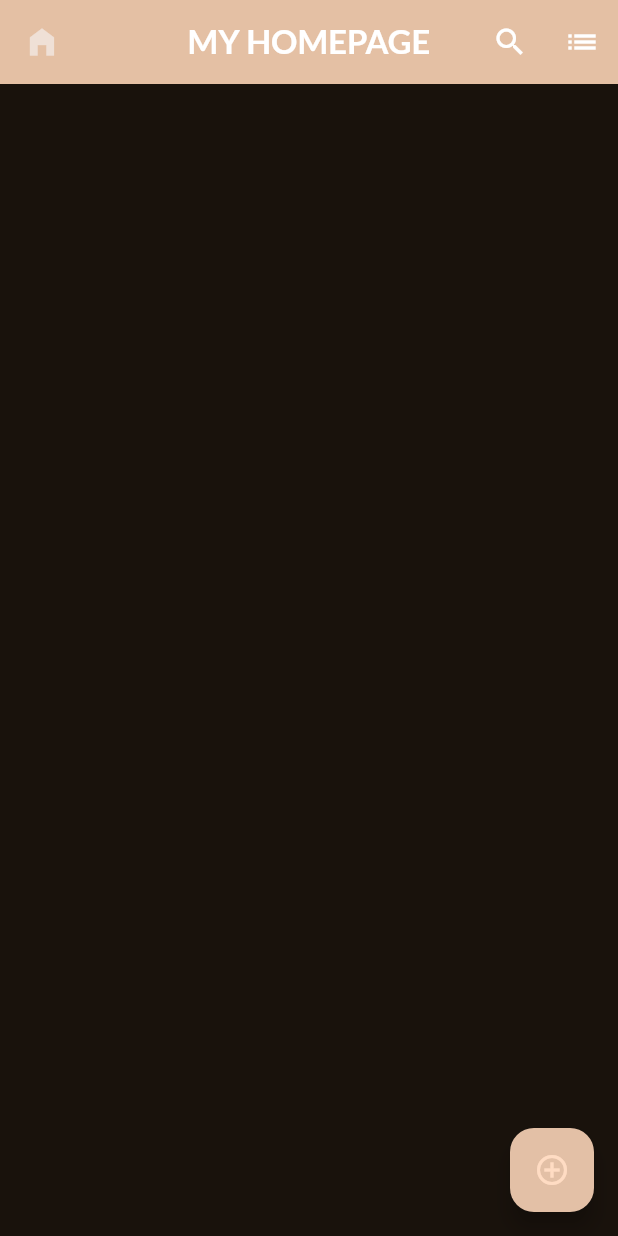
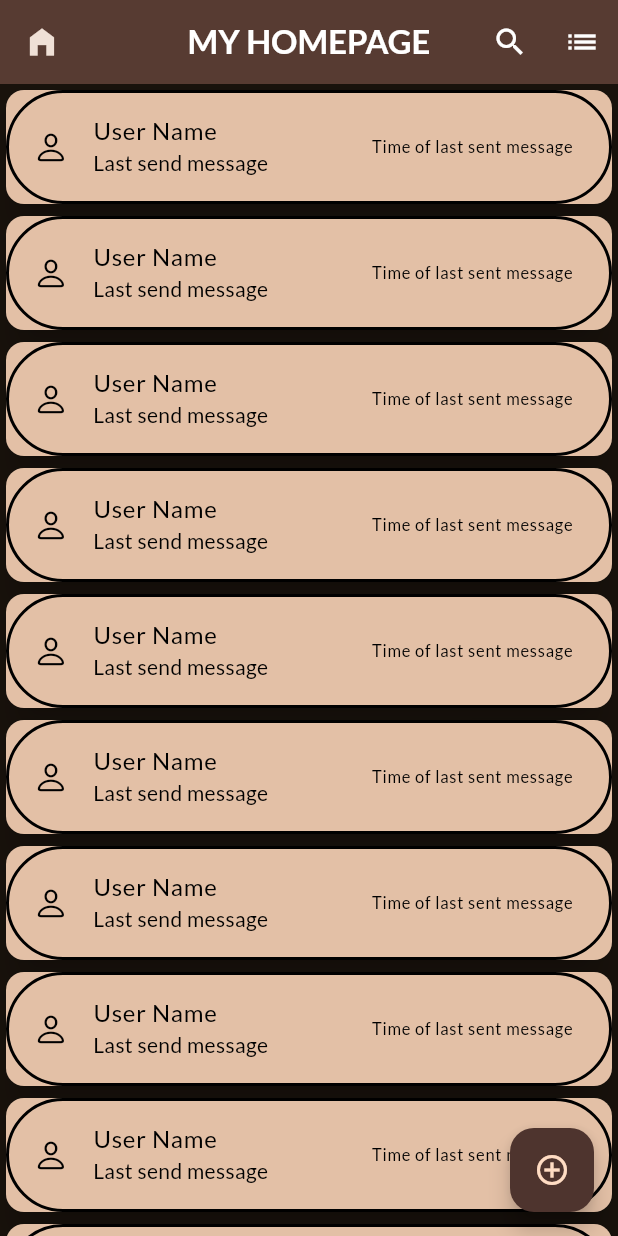
Before and after one commit to Sampurn44/Trustique, a Flutter app: the start screen opened directly, on a phone screen of 412 x 824 dp. Run offline on Flutter 3.47's test engine with Material 2 defaults, Android fonts, the phone set to English and light mode, and no system bars; our stand-ins replace firebase_auth, firebase_core, google_fonts, google_sign_in; accounts and stored records are empty.

Commit message:
Update appbar theme & addlist view with user card

```diff
--- a/lib/Screens/splash_screen.dart
+++ b/lib/Screens/splash_screen.dart
@@ -24,6 +24,7 @@ class _SplashScreenState extends State<SplashScreen> {
       SystemChrome.setSystemUIOverlayStyle(SystemUiOverlayStyle(
           statusBarColor: Theme.of(context).colorScheme.secondary));
       if (FirebaseAuth.instance.currentUser != null) {
+        log('\nUser: ${FirebaseAuth.instance.currentUser}');
         Navigator.push(
             context, MaterialPageRoute(builder: (_) => const start()));
       } else {
--- a/lib/Screens/start.dart
+++ b/lib/Screens/start.dart
@@ -1,4 +1,5 @@
 import 'package:flutter/material.dart';
+import 'package:trustique/Widgets/usercard.dart';
 
 class start extends StatefulWidget {
   const start({super.key});
@@ -12,7 +13,7 @@ class _startState extends State<start> {
   Widget build(BuildContext context) {
     return Scaffold(
         appBar: AppBar(
-        backgroundColor: Theme.of(context).colorScheme.secondary,
+          backgroundColor: Colors.brown[800],
           centerTitle: true,
           elevation: 1,
           leading: const Icon(Icons.home_filled),
@@ -43,8 +44,13 @@ class _startState extends State<start> {
         floatingActionButton: FloatingActionButton(
           onPressed: () {},
           child: const Icon(Icons.add_circle_outline),
-        backgroundColor: Theme.of(context).colorScheme.secondary,
+          backgroundColor: Colors.brown[800],
         ),
-    );
+        body: ListView.builder(
+            itemCount: 10,
+            physics: ClampingScrollPhysics(),
+            itemBuilder: (context, index) {
+              return Carduser();
+            }));
   }
 }
--- /dev/null
+++ b/lib/Widgets/usercard.dart
@@ -0,0 +1,43 @@
+import 'package:flutter/cupertino.dart';
+import 'package:flutter/material.dart';
+
+class Carduser extends StatefulWidget {
+  const Carduser({super.key});
+
+  @override
+  State<Carduser> createState() => _CarduserState();
+}
+
+class _CarduserState extends State<Carduser> {
+  @override
+  Widget build(BuildContext context) {
+    return Card(
+        color: Theme.of(context).colorScheme.secondary,
+        elevation: 10,
+        child: InkWell(
+          child: ListTile(
+            shape: StadiumBorder(side: BorderSide(width: 2)),
+            leading: Icon(
+              CupertinoIcons.person,
+              color: Color.fromARGB(255, 0, 0, 0),
+            ),
+            title: Text(
+              'User Name',
+              style: TextStyle(color: const Color.fromARGB(255, 0, 0, 0)),
+            ),
+            subtitle: Text(
+              'Last send message',
+              style: TextStyle(
+                color: const Color.fromARGB(255, 0, 0, 0),
+              ),
+              maxLines: 1,
+            ),
+            trailing: Text(
+              "Time of last sent message",
+              style: TextStyle(color: const Color.fromARGB(255, 0, 0, 0)),
+              maxLines: 1,
+            ),
+          ),
+        ));
+  }
+}
--- /dev/null
+++ b/lib/api/api.dart
@@ -0,0 +1,14 @@
+import 'dart:convert';
+import 'dart:developer';
+import 'dart:io';
+
+import 'package:firebase_auth/firebase_auth.dart';
+import 'package:http/http.dart';
+
+class APIs {
+  // for authentication
+  static FirebaseAuth auth = FirebaseAuth.instance;
+
+//const Themeof =
+//Theme.of(context).colorScheme.secondary;
+}
```
Lines whose indentation alone changed are shown as unchanged.
